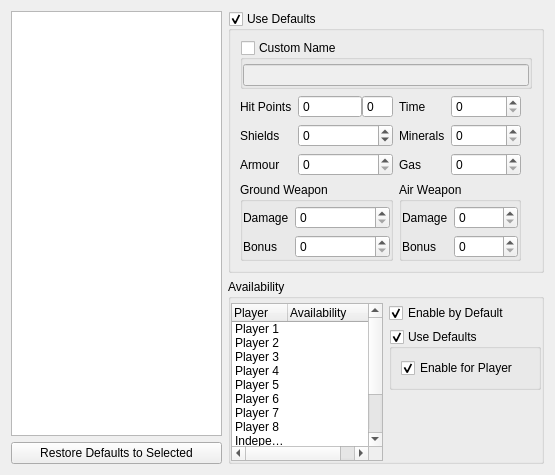
This is ChkForge/unitstab.ui in heinermann/ChkForge as Qt 5 draws it before an edit. The edited form follows.
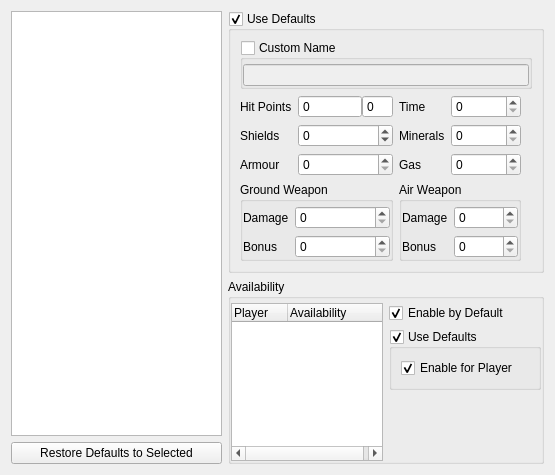
This is the edited form. Custom widgets are drawn as their Qt base class.

Commit message: Reduce number of duplicated Player strings

```diff
--- a/ChkForge/unitstab.ui
+++ b/ChkForge/unitstab.ui
@@ -94,66 +94,6 @@
           <string>Availability</string>
          </property>
         </column>
-        <item>
-         <property name="text">
-          <string extracomment="EditLocal:8:126">Player 1</string>
-         </property>
-        </item>
-        <item>
-         <property name="text">
-          <string extracomment="EditLocal:8:127">Player 2</string>
-         </property>
-        </item>
-        <item>
-         <property name="text">
-          <string extracomment="EditLocal:9:128">Player 3</string>
-         </property>
-        </item>
-        <item>
-         <property name="text">
-          <string extracomment="EditLocal:9:129">Player 4</string>
-         </property>
-        </item>
-        <item>
-         <property name="text">
-          <string extracomment="EditLocal:9:130">Player 5</string>
-         </property>
-        </item>
-        <item>
-         <property name="text">
-          <string extracomment="EditLocal:9:131">Player 6</string>
-         </property>
-        </item>
-        <item>
-         <property name="text">
-          <string extracomment="EditLocal:9:132">Player 7</string>
-         </property>
-        </item>
-        <item>
-         <property name="text">
-          <string extracomment="EditLocal:9:133">Player 8</string>
-         </property>
-        </item>
-        <item>
-         <property name="text">
-          <string extracomment="EditLocal:9:134">Independent 1</string>
-         </property>
-        </item>
-        <item>
-         <property name="text">
-          <string extracomment="EditLocal:9:135">Independent 2</string>
-         </property>
-        </item>
-        <item>
-         <property name="text">
-          <string extracomment="EditLocal:9:136">Independent 3</string>
-         </property>
-        </item>
-        <item>
-         <property name="text">
-          <string extracomment="EditLocal:9:137">Neutral</string>
-         </property>
-        </item>
        </widget>
       </item>
       <item row="2" column="1">
```
The commit also changes 29 other files.
